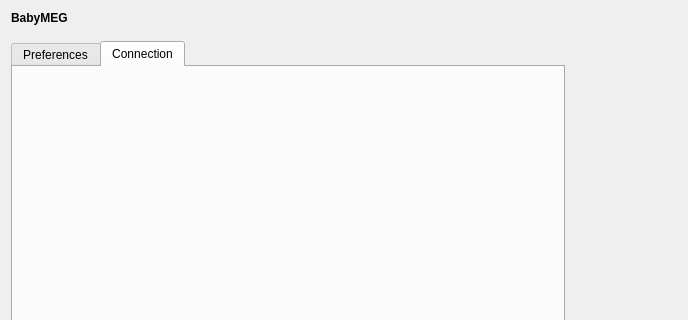
mne-tools/mne-cpp, file applications/mne_scan/plugins/babymeg/FormFiles/babymegsetup.ui: the form before one commit; both pictures show x 0 to 688 and y 0 to 320 of the 861 by 552 pixel window.
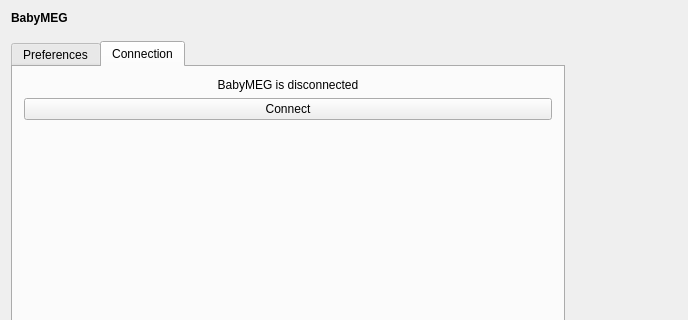
The form after the commit. The open tabs and pages were chosen to show the change.

Commit message: [ENH] Improve BabyMEG setup widget and fix some connection problems. Change some hpi fitting default values to make it work on the babymeg system.

Patch:
```diff
--- a/applications/mne_scan/plugins/babymeg/FormFiles/babymegsetup.ui
+++ b/applications/mne_scan/plugins/babymeg/FormFiles/babymegsetup.ui
@@ -187,7 +187,50 @@
       <attribute name="title">
        <string>Connection</string>
       </attribute>
-      <layout class="QVBoxLayout" name="verticalLayout_3"/>
+      <layout class="QVBoxLayout" name="verticalLayout_3">
+       <item>
+        <widget class="QLabel" name="m_label_connectionStatus">
+         <property name="sizePolicy">
+          <sizepolicy hsizetype="Minimum" vsizetype="Preferred">
+           <horstretch>0</horstretch>
+           <verstretch>0</verstretch>
+          </sizepolicy>
+         </property>
+         <property name="text">
+          <string>BabyMEG is disconnected</string>
+         </property>
+         <property name="alignment">
+          <set>Qt::AlignCenter</set>
+         </property>
+        </widget>
+       </item>
+       <item>
+        <widget class="QPushButton" name="m_pPushButton_Connect">
+         <property name="sizePolicy">
+          <sizepolicy hsizetype="Preferred" vsizetype="Fixed">
+           <horstretch>0</horstretch>
+           <verstretch>0</verstretch>
+          </sizepolicy>
+         </property>
+         <property name="text">
+          <string>Connect</string>
+         </property>
+        </widget>
+       </item>
+       <item>
+        <spacer name="verticalSpacer">
+         <property name="orientation">
+          <enum>Qt::Vertical</enum>
+         </property>
+         <property name="sizeHint" stdset="0">
+          <size>
+           <width>20</width>
+           <height>40</height>
+          </size>
+         </property>
+        </spacer>
+       </item>
+      </layout>
      </widget>
     </widget>
    </item>
```
Left out of the diff: 41 changed lines with no effect on the pictures. The commit also changes 8 other files.
